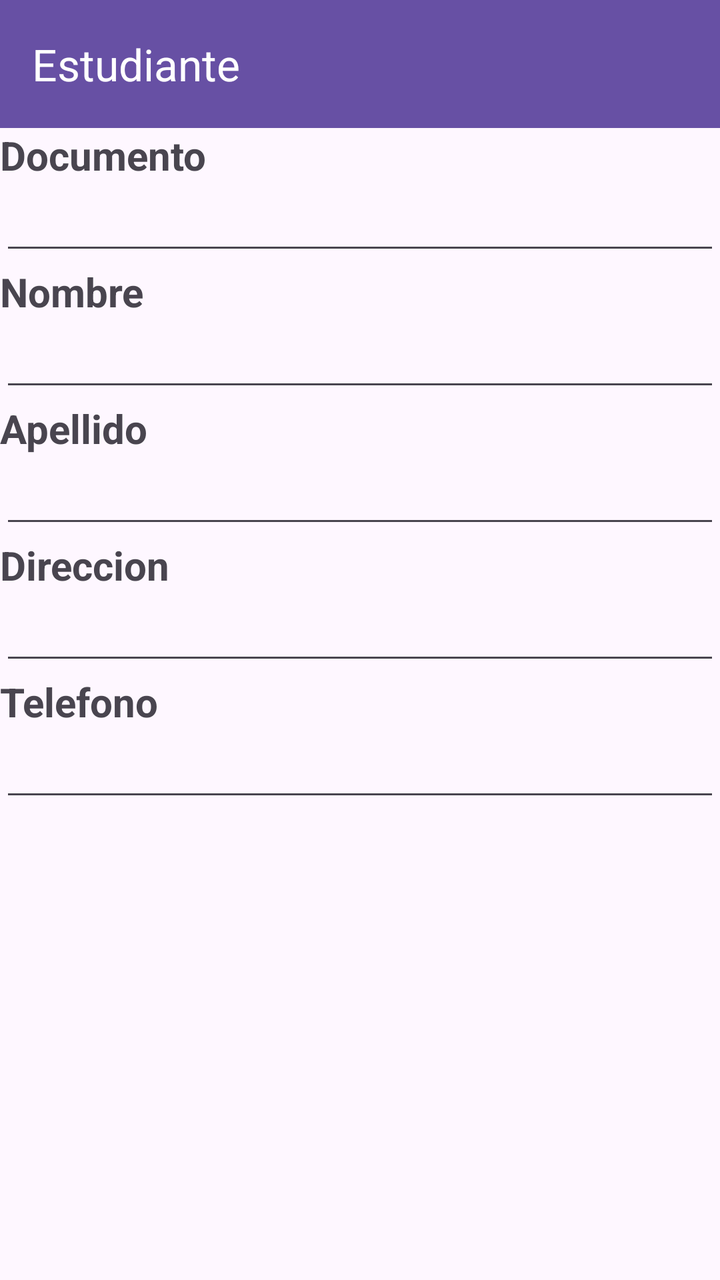
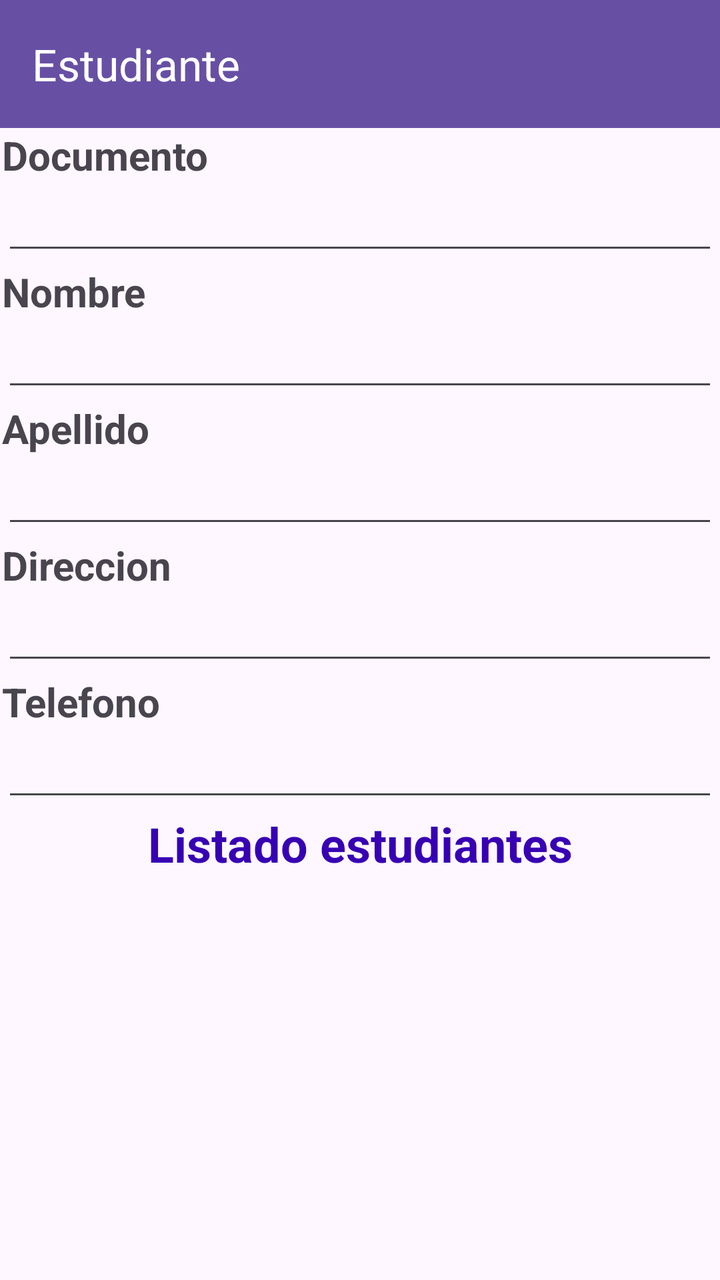

Compare the two renders of this Android layout. The source of the first and the diff that turns it into the second are given below.
<!-- AndroidManifest.xml: application theme Theme.AppColegio3235588 -->
<!-- res/layout/activity_estudiante.xml -->
<?xml version="1.0" encoding="utf-8"?>
<androidx.constraintlayout.widget.ConstraintLayout xmlns:android="http://schemas.android.com/apk/res/android"
    xmlns:app="http://schemas.android.com/apk/res-auto"
    xmlns:tools="http://schemas.android.com/tools"
    android:id="@+id/main"
    android:layout_width="match_parent"
    android:layout_height="match_parent"
    tools:context=".EstudianteActivity">

    <com.google.android.material.appbar.MaterialToolbar
        android:id="@+id/ToolbarEstudiante"
        android:layout_width="0dp"
        android:layout_height="wrap_content"
        android:background="?attr/colorPrimary"
        app:layout_constraintBottom_toTopOf="@+id/linearLayout"
        app:layout_constraintEnd_toEndOf="parent"
        app:layout_constraintStart_toStartOf="parent"
        app:layout_constraintTop_toTopOf="parent"
        app:title="Estudiante"
        app:titleTextColor="@android:color/white" />

    <LinearLayout
        android:layout_width="0dp"
        android:layout_height="0dp"
        android:layout_marginBottom="2dp"
        android:orientation="vertical"
        app:layout_constraintBottom_toBottomOf="parent"
        app:layout_constraintEnd_toEndOf="parent"
        app:layout_constraintStart_toStartOf="parent"
        app:layout_constraintTop_toBottomOf="@+id/ToolbarEstudiante">

        <TextView
            android:id="@+id/TxtDocEstu"
            android:layout_width="match_parent"
            android:layout_height="wrap_content"
            android:text="Documento"
            android:textSize="20sp"
            android:textStyle="bold" />

        <EditText
            android:id="@+id/TxtDocEstu"
            android:layout_width="match_parent"
            android:layout_height="wrap_content"
            android:ems="10"
            android:inputType="number" />

        <TextView
            android:id="@+id/textView2"
            android:layout_width="match_parent"
            android:layout_height="wrap_content"
            android:text="Nombre"
            android:textSize="20sp"
            android:textStyle="bold" />

        <EditText
            android:id="@+id/TxtNombEstu"
            android:layout_width="match_parent"
            android:layout_height="wrap_content"
            android:ems="10"
            android:inputType="text" />

        <TextView
            android:id="@+id/textView3"
            android:layout_width="match_parent"
            android:layout_height="wrap_content"
            android:text="Apellido"
            android:textSize="20sp"
            android:textStyle="bold" />

        <EditText
            android:id="@+id/TxtApeEstu"
            android:layout_width="match_parent"
            android:layout_height="wrap_content"
            android:ems="10"
            android:inputType="text" />

        <TextView
            android:id="@+id/textView4"
            android:layout_width="match_parent"
            android:layout_height="wrap_content"
            android:text="Direccion"
            android:textSize="20sp"
            android:textStyle="bold" />

        <EditText
            android:id="@+id/TxtDireEstu"
            android:layout_width="match_parent"
            android:layout_height="wrap_content"
            android:ems="10"
            android:inputType="text" />

        <TextView
            android:id="@+id/textView5"
            android:layout_width="match_parent"
            android:layout_height="wrap_content"
            android:text="Telefono"
            android:textSize="20sp"
            android:textStyle="bold" />

        <EditText
            android:id="@+id/TxtTelEstu"
            android:layout_width="match_parent"
            android:layout_height="wrap_content"
            android:ems="10"
            android:inputType="phone" />

    </LinearLayout>

</androidx.constraintlayout.widget.ConstraintLayout>
<!-- resources referenced by this layout -->
<resources>
  <style name="Theme.AppColegio3235588" parent="Base.Theme.AppColegio3235588" />
  <style name="Base.Theme.AppColegio3235588" parent="Theme.Material3.DayNight.NoActionBar">
          
          
      </style>
</resources>

<!-- the commit's change to res/layout/activity_estudiante.xml (unified diff, before → after) -->
@@ -7,10 +7,12 @@
     android:layout_height="match_parent"
     tools:context=".EstudianteActivity">
 
+
     <com.google.android.material.appbar.MaterialToolbar
         android:id="@+id/ToolbarEstudiante"
         android:layout_width="0dp"
         android:layout_height="wrap_content"
+        android:layout_marginBottom="1dp"
         android:background="?attr/colorPrimary"
         app:layout_constraintBottom_toTopOf="@+id/linearLayout"
         app:layout_constraintEnd_toEndOf="parent"
@@ -22,7 +24,9 @@
     <LinearLayout
         android:layout_width="0dp"
         android:layout_height="0dp"
-        android:layout_marginBottom="2dp"
+        android:layout_marginStart="1dp"
+        android:layout_marginEnd="1dp"
+        android:layout_marginBottom="1dp"
         android:orientation="vertical"
         app:layout_constraintBottom_toBottomOf="parent"
         app:layout_constraintEnd_toEndOf="parent"
@@ -30,7 +34,7 @@
         app:layout_constraintTop_toBottomOf="@+id/ToolbarEstudiante">
 
         <TextView
-            android:id="@+id/TxtDocEstu"
+            android:id="@+id/textView"
             android:layout_width="match_parent"
             android:layout_height="wrap_content"
             android:text="Documento"
@@ -53,7 +57,7 @@
             android:textStyle="bold" />
 
         <EditText
-            android:id="@+id/TxtNombEstu"
+            android:id="@+id/TxtNomEstu"
             android:layout_width="match_parent"
             android:layout_height="wrap_content"
             android:ems="10"
@@ -83,7 +87,7 @@
             android:textStyle="bold" />
 
         <EditText
-            android:id="@+id/TxtDireEstu"
+            android:id="@+id/TxtDirEstu"
             android:layout_width="match_parent"
             android:layout_height="wrap_content"
             android:ems="10"
@@ -104,6 +108,23 @@
             android:ems="10"
             android:inputType="phone" />
 
+        <TextView
+            android:id="@+id/textView6"
+            android:layout_width="match_parent"
+            android:layout_height="wrap_content"
+            android:gravity="center"
+            android:text="Listado estudiantes"
+            android:textColor="@color/design_default_color_primary_variant"
+            android:textSize="24sp"
+            android:textStyle="bold" />
+
+        <ListView
+            android:id="@+id/DatosEstudiante"
+            android:layout_width="match_parent"
+            android:layout_height="0dp"
+            android:layout_weight="1" />
+
     </LinearLayout>
 
+
 </androidx.constraintlayout.widget.ConstraintLayout>
